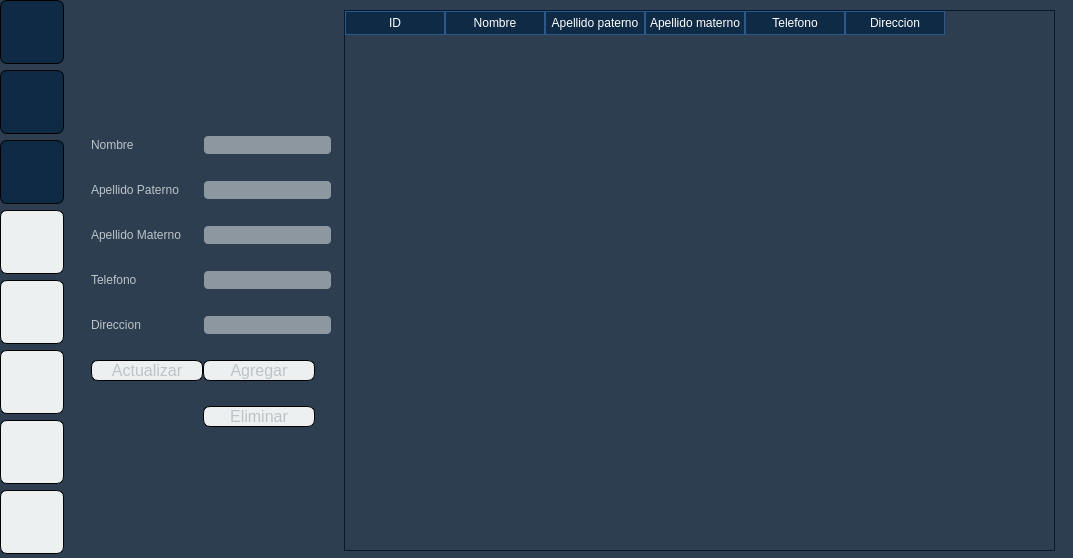
Before: the Qt Designer form HomePage.ui in Alan-Yehoshua/Ing_Soft_II-Constructora, drawn with Qt 5.
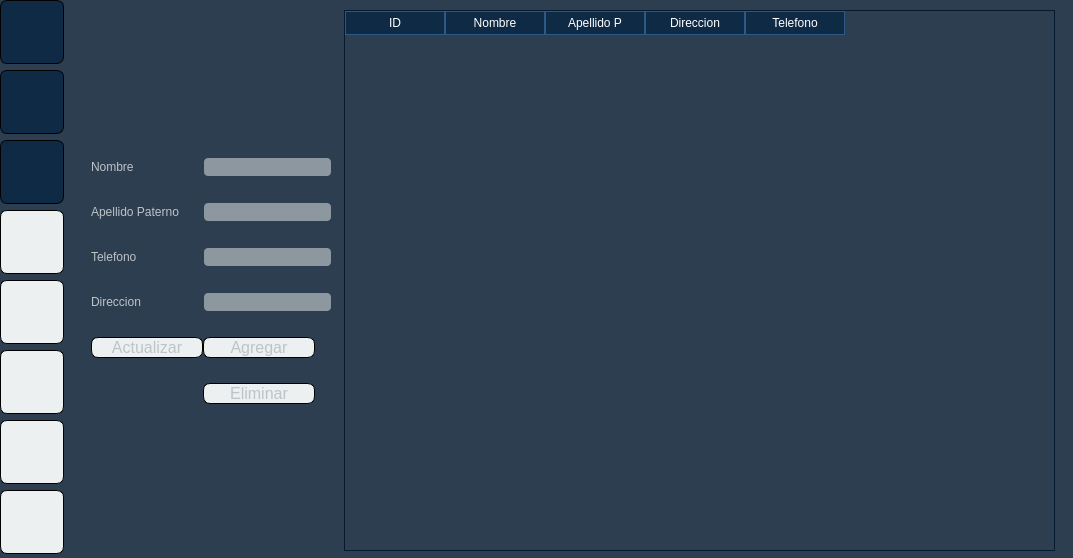
After: the same form once the commit is applied. Icons and pictures are not drawn.

Commit message: Cell to Input

Patch:
```diff
--- a/HomePage.ui
+++ b/HomePage.ui
@@ -450,30 +450,13 @@
           </widget>
          </item>
          <item row="2" column="0">
-          <widget class="QLabel" name="LastNameMa">
-           <property name="text">
-            <string>Apellido Materno</string>
-           </property>
-          </widget>
-         </item>
-         <item row="2" column="1">
-          <widget class="QLineEdit" name="LastNameMaCustomer">
-           <property name="sizePolicy">
-            <sizepolicy hsizetype="Fixed" vsizetype="Fixed">
-             <horstretch>0</horstretch>
-             <verstretch>0</verstretch>
-            </sizepolicy>
-           </property>
-          </widget>
-         </item>
-         <item row="3" column="0">
           <widget class="QLabel" name="NumberLabel">
            <property name="text">
             <string>Telefono</string>
            </property>
           </widget>
          </item>
-         <item row="3" column="1">
+         <item row="2" column="1">
           <widget class="QLineEdit" name="NumberCustomer">
            <property name="sizePolicy">
             <sizepolicy hsizetype="Fixed" vsizetype="Fixed">
@@ -483,14 +466,14 @@
            </property>
           </widget>
          </item>
-         <item row="4" column="0">
+         <item row="3" column="0">
           <widget class="QLabel" name="DireccionLabel">
            <property name="text">
             <string>Direccion</string>
            </property>
           </widget>
          </item>
-         <item row="4" column="1">
+         <item row="3" column="1">
           <widget class="QLineEdit" name="AddressCustomer">
            <property name="sizePolicy">
             <sizepolicy hsizetype="Fixed" vsizetype="Fixed">
@@ -500,7 +483,7 @@
            </property>
           </widget>
          </item>
-         <item row="5" column="0">
+         <item row="4" column="0">
           <widget class="QPushButton" name="UpdateCustomer">
            <property name="font">
             <font>
@@ -515,7 +498,7 @@
            </property>
           </widget>
          </item>
-         <item row="5" column="1">
+         <item row="4" column="1">
           <widget class="QPushButton" name="AddCustomer">
            <property name="sizePolicy">
             <sizepolicy hsizetype="Fixed" vsizetype="Fixed">
@@ -536,7 +519,7 @@
            </property>
           </widget>
          </item>
-         <item row="6" column="1">
+         <item row="5" column="1">
           <widget class="QPushButton" name="DeleteCustomer">
            <property name="sizePolicy">
             <sizepolicy hsizetype="Fixed" vsizetype="Fixed">
@@ -617,17 +600,7 @@
          </column>
          <column>
           <property name="text">
-           <string>Apellido paterno</string>
-          </property>
-         </column>
-         <column>
-          <property name="text">
-           <string>Apellido materno</string>
-          </property>
-         </column>
-         <column>
-          <property name="text">
-           <string>Telefono</string>
+           <string>Apellido P</string>
           </property>
          </column>
          <column>
@@ -635,6 +608,11 @@
            <string>Direccion</string>
           </property>
          </column>
+         <column>
+          <property name="text">
+           <string>Telefono</string>
+          </property>
+         </column>
         </widget>
        </item>
       </layout>
```
Left out of the diff: 3 changed lines with no effect on the pictures. The commit also changes 1 other file.
